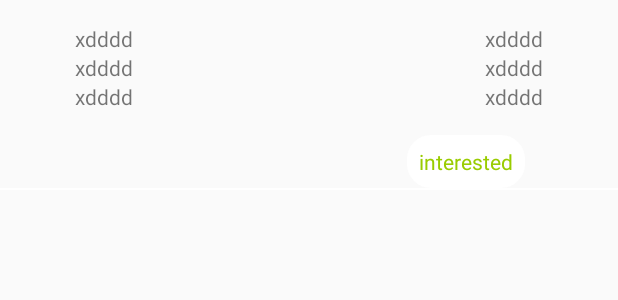
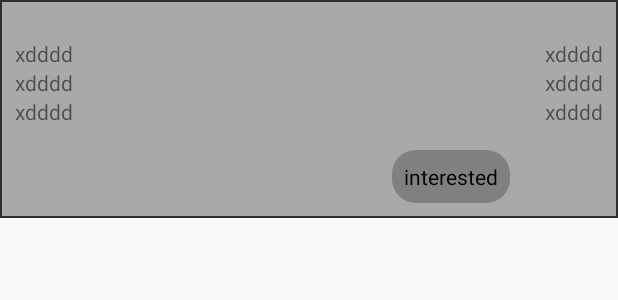
Before and after one commit to ckallum/SPE-HWB, an Android app: the layout list_item_2.xml on its own in the app's theme, with its tools: preview values and no code run, on a phone screen of 412 x 824 dp. Shown: the top 300 px of the screen. Run offline under Robolectric (Android 15) with nearby library versions, the phone set to English and light mode, and no system bars.

Commit message:
changed ui and added semi working buttons

```diff
--- /dev/null
+++ b/Application/app/src/main/res/drawable/border.xml
@@ -0,0 +1,6 @@
+<?xml version="1.0" encoding="UTF-8"?>
+<shape xmlns:android="http://schemas.android.com/apk/res/android">
+    <padding android:left="10dp" android:right="10dp" android:top="10dp" android:bottom="10dp"/>
+    <stroke android:width="1dp" android:color="#2e2e2e"/>
+    <solid android:color="#a9a9a9"/>
+</shape>
--- a/Application/app/src/main/res/drawable/button_interested.xml
+++ b/Application/app/src/main/res/drawable/button_interested.xml
@@ -1,5 +1,5 @@
 <?xml version="1.0" encoding="utf-8"?>
 <shape xmlns:android="http://schemas.android.com/apk/res/android">
-    <solid android:color="@android:color/background_light"/>
+    <solid android:color="#808080"/>
     <corners android:radius="16dp"/>
 </shape>
--- a/Application/app/src/main/res/layout/list_item_2.xml
+++ b/Application/app/src/main/res/layout/list_item_2.xml
@@ -3,18 +3,20 @@
     xmlns:tools="http://schemas.android.com/tools"
     android:orientation="vertical"
     android:layout_width="match_parent"
-    android:layout_height="wrap_content">
+    android:layout_height="wrap_content"
+    android:background="@drawable/border">
     <LinearLayout
         android:layout_width="match_parent"
         android:layout_height="wrap_content"
         android:paddingTop="16dp"
         android:paddingBottom="16dp"
-        android:orientation="horizontal">
+        android:orientation="horizontal"
+        >
         <LinearLayout
             android:layout_width="wrap_content"
             android:layout_height="wrap_content"
             android:orientation="vertical"
-            android:paddingStart="50dp">
+            android:paddingStart="0dp">
             <TextView
                 android:id="@+id/list_name"
                 android:layout_width="wrap_content"
@@ -39,7 +41,7 @@
             android:layout_width="wrap_content"
             android:layout_height="wrap_content"
             android:orientation="vertical"
-            android:paddingEnd="50dp">
+            android:paddingEnd="0dp">
             <TextView
                 android:id="@+id/list_spaces"
                 android:layout_width="wrap_content"
@@ -67,7 +69,7 @@
             android:layout_width="wrap_content"
             android:layout_height="wrap_content"
             android:text="interested"
-            android:textColor="@android:color/holo_green_light"
+            android:textColor="#000000"
             android:padding="8dp"
             android:layout_gravity="center"
             android:background="@drawable/button_interested"/>
@@ -77,13 +79,13 @@
             android:layout_height="wrap_content"
             android:visibility="invisible"
             android:text="not interested"
-            android:textColor="@android:color/holo_red_dark"
+            android:textColor="#000000"
             android:padding="8dp"
             android:layout_gravity="center"
             android:background="@drawable/button_interested"/>
     </FrameLayout>
-    <View
-        android:layout_width="match_parent"
-        android:layout_height="1dp"
-        android:background="@drawable/separator"/>
+<!--    <View-->
+<!--        android:layout_width="match_parent"-->
+<!--        android:layout_height="1dp"-->
+<!--        android:background="@drawable/separator"/>-->
 </LinearLayout>
```
Also changed, not shown: Application/app/src/main/java/com/example/healthproject/EventModel.java (+9 -0 lines), Application/app/src/main/java/com/example/healthproject/Fragments/EventsFragment.java (+21 -3 lines), Application/app/src/main/res/layout/fragment_events.xml (+16 -4 lines).
